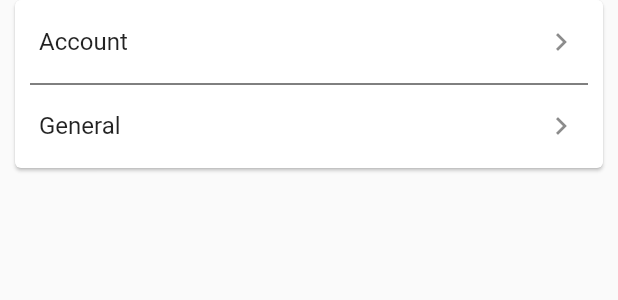
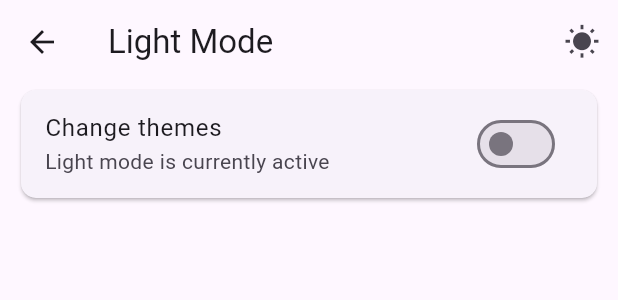
Before and after one commit to Necromunda/HealthCompanion, a Flutter app: the SettingsScreen widget shown alone on an empty page, opened directly, after a tap on "General", on a phone screen of 412 x 824 dp. Shown: the top 300 px of the screen. Run offline on Flutter 3.47's test engine with Material 2 defaults, Android fonts, the phone set to English and light mode, and no system bars; our stand-ins replace cloud_firestore, email_validator, equatable, expandable, firebase_auth, firebase_core and 3 more; missing offline and left inert: dart:ffi; accounts and stored records are empty.

Commit message:
fix unintended behaviour of user constantly signing in when changing themes and updating project root resulting in getting throttled by firebase

```diff
--- a/lib/main.dart
+++ b/lib/main.dart
@@ -1,125 +1,138 @@
-import 'package:cloud_firestore/cloud_firestore.dart';
 import 'package:firebase_auth/firebase_auth.dart';
 import 'package:firebase_core/firebase_core.dart';
-import 'package:health_companion/screens/loading_screen.dart';
 import 'package:health_companion/screens/signin_screen.dart';
-import 'package:health_companion/services/firebase_service.dart';
 import 'package:health_companion/widgets/pagecontainer.dart';
+import 'package:provider/provider.dart';
 import 'firebase_options.dart';
 import 'package:flutter/material.dart';
 
-import 'models/appuser_model.dart';
+import 'model_theme.dart';
 
 void main() async {
   WidgetsFlutterBinding.ensureInitialized();
   await Firebase.initializeApp(
     options: DefaultFirebaseOptions.currentPlatform,
   );
-  runApp(MyApp());
+  runApp(const MyApp());
 }
 
-class MyApp extends StatefulWidget {
-  MyApp({super.key});
-
-  final User? _firebaseUser = FirebaseAuth.instance.currentUser;
-
-  @override
-  State<MyApp> createState() => _MyAppState();
-}
-
-class _MyAppState extends State<MyApp> {
-  late final User? _user;
-
-  @override
-  void initState() {
-    // FirebaseAuth.instance.signOut();
-    // super.initState();
-    _user = widget._firebaseUser;
-    // FirebaseAuth.instance.authStateChanges().listen((User? user) {
-    //   if (user == null) {
-    //     print("Logged out");
-    //     // setState(() {
-    //     // _user == null;
-    //     // });
-    //   } else {
-    //     print('User is signed in!');
-    //   }
-    // });
-    super.initState();
-  }
+class MyApp extends StatelessWidget {
+  const MyApp({Key? key}) : super(key: key);
 
   @override
   Widget build(BuildContext context) {
-    print("user $_user");
+    return ChangeNotifierProvider(
+      create: (_) => ModelTheme(),
+      child: Consumer<ModelTheme>(
+        builder: (context, ModelTheme themeNotifier, child) {
           return MaterialApp(
+            theme: themeNotifier.isDark
+                ? ThemeData(
+                    useMaterial3: true,
+                    brightness: Brightness.dark,
+                    primarySwatch: Colors.deepPurple,
+                    primaryColor: Colors.deepPurple.shade400,
+                  )
+                : ThemeData(
+                    useMaterial3: true,
+                    brightness: Brightness.light,
+                    primarySwatch: Colors.deepPurple,
+                    primaryColor: Colors.deepPurple.shade400,
+                  ),
             debugShowCheckedModeBanner: false,
-      theme: ThemeData(primarySwatch: Colors.deepPurple),
-      // theme: ThemeData.dark(),
-      darkTheme: ThemeData.dark(),
-      // home: _user == null
-      //     ? const SignIn()
-      //     : FutureBuilder(
-      //         future: FirebaseService.createUser(_user!.uid),
-      //         builder: (context, snapshot) {
-      //           if (snapshot.hasData) {
-      //             return PageContainer(user: snapshot.data!);
-      //           }
-      //           return const LoadingScreen(
-      //             message: "Logging in",
-      //           );
-      //         },
-      //       ),
-      // home: StreamBuilder(
-      //   stream: FirebaseAuth.instance.authStateChanges(),
-      //   builder: (context, snapshot) {
-      //     if (snapshot.hasError) {
-      //       print("Snapshot has error");
-      //       return const SignIn();
-      //     }
-      //     if (snapshot.data == null) {
-      //       print("User is logged out");
-      //       return const SignIn();
-      //     } else {
-      //       print('User is logged in!');
-      //       print("SNAPSHOT DATA ${snapshot.data!.uid}");
-      //       return FutureBuilder(
-      //         future: FirebaseService.createUser(snapshot.data!.uid),
-      //         builder: (context, snapshot) {
-      //           if (snapshot.hasData) {
-      //             return PageContainer(user: snapshot.data!);
-      //           }
-      //           return const LoadingScreen(
-      //             message: "Logging in",
-      //           );
-      //         },
-      //       );
-      //     }
-      //   },
-      // ),
             home: StreamBuilder(
               stream: FirebaseAuth.instance.authStateChanges(),
+              // stream: FirebaseAuth.instance.idTokenChanges(),
               builder: (context, snapshot) {
                 if (!snapshot.hasData) {
-            print("Direct log in");
+                  print('User is logged out!');
                   return const SignIn();
                 }
                 print('User is logged in!');
-          // return PageContainer(user: snapshot.data!);
                 return const PageContainer();
-
-          // return FutureBuilder(
-          //   future: FirebaseService.createUser(snapshot.data!.uid),
-          //   builder: (context, snapshot) {
-          //     if (snapshot.hasData) {
-          //       return PageContainer(user: snapshot.data!);
-          //     }
-          //     return const LoadingScreen(
-          //       message: "Logging in",
-          //     );
-          //   },
-          // );
+              },
+            ),
+          );
         },
       ),
     );
   }
 }
+
+// class MyApp extends StatefulWidget {
+//   MyApp({super.key});
+//
+//   final User? _firebaseUser = FirebaseAuth.instance.currentUser;
+//
+//   @override
+//   State<MyApp> createState() => _MyAppState();
+// }
+//
+// class _MyAppState extends State<MyApp> {
+//   late final User? _user;
+//
+//   @override
+//   void initState() {
+//     _user = widget._firebaseUser;
+//     super.initState();
+//   }
+//
+//   // @override
+//   // Widget build(BuildContext context) {
+//   //   print("user $_user");
+//   //   return MaterialApp(
+//   //     debugShowCheckedModeBanner: false,
+//   //     theme: ThemeData(primarySwatch: Colors.deepPurple),
+//   //     darkTheme: ThemeData.dark(),
+//   //     home: StreamBuilder(
+//   //       stream: FirebaseAuth.instance.authStateChanges(),
+//   //       builder: (context, snapshot) {
+//   //         if (!snapshot.hasData) {
+//   //           print("Direct log in");
+//   //           return const SignIn();
+//   //         }
+//   //         print('User is logged in!');
+//   //         return const PageContainer();
+//   //       },
+//   //     ),
+//   //   );
+//   // }
+//
+//   // @override
+//   // Widget build(BuildContext context) {
+//   //   return ChangeNotifierProvider(
+//   //     create: (_) => ModelTheme(),
+//   //     child: Consumer<ModelTheme>(
+//   //       builder: (context, ModelTheme themeNotifier, child) {
+//   //         return MaterialApp(
+//   //           theme: themeNotifier.isDark
+//   //               ? ThemeData(
+//   //             useMaterial3: true,
+//   //             brightness: Brightness.dark,
+//   //             primarySwatch: Colors.deepPurple,
+//   //             primaryColor: Colors.deepPurple.shade400,
+//   //           )
+//   //               : ThemeData(
+//   //             useMaterial3: true,
+//   //             brightness: Brightness.light,
+//   //             primarySwatch: Colors.deepPurple,
+//   //             primaryColor: Colors.deepPurple.shade400,
+//   //           ),
+//   //           debugShowCheckedModeBanner: false,
+//   //           home: StreamBuilder(
+//   //             stream: FirebaseAuth.instance.authStateChanges(),
+//   //             builder: (context, snapshot) {
+//   //               if (!snapshot.hasData) {
+//   //                 print('User is logged out!');
+//   //                 return const SignIn();
+//   //               }
+//   //               print('User is logged in!');
+//   //               return const PageContainer();
+//   //             },
+//   //           ),
+//   //         );
+//   //       },
+//   //     ),
+//   //   );
+//   // }
+// }
--- /dev/null
+++ b/lib/model_theme.dart
@@ -0,0 +1,27 @@
+import 'package:flutter/material.dart';
+import 'theme_preferences.dart';
+
+class ModelTheme extends ChangeNotifier {
+  late bool _isDark;
+  late MyThemePreferences _preferences;
+
+  bool get isDark => _isDark;
+
+  ModelTheme() {
+    _isDark = false;
+    _preferences = MyThemePreferences();
+    getPreferences();
+  }
+
+//Switching the themes
+  set isDark(bool value) {
+    _isDark = value;
+    _preferences.setTheme(value);
+    notifyListeners();
+  }
+
+  getPreferences() async {
+    _isDark = await _preferences.getTheme();
+    notifyListeners();
+  }
+}
--- a/lib/screens/settings_general_screen.dart
+++ b/lib/screens/settings_general_screen.dart
@@ -0,0 +1,59 @@
+import 'package:flutter/material.dart';
+import 'package:health_companion/widgets/theme_switch.dart';
+import 'package:provider/provider.dart';
+
+import '../model_theme.dart';
+
+class SettingsGeneral extends StatefulWidget {
+  const SettingsGeneral({Key? key}) : super(key: key);
+
+  @override
+  State<SettingsGeneral> createState() => _SettingsGeneralState();
+}
+
+class _SettingsGeneralState extends State<SettingsGeneral> {
+  @override
+  Widget build(BuildContext context) {
+    return Consumer<ModelTheme>(
+      builder: (context, ModelTheme themeNotifier, child) {
+        return Scaffold(
+          appBar: AppBar(
+            title: Text(themeNotifier.isDark ? "Dark Mode" : "Light Mode"),
+            actions: [
+              IconButton(
+                icon: Icon(
+                  themeNotifier.isDark
+                      ? Icons.nightlight_round
+                      : Icons.wb_sunny,
+                ),
+                onPressed: () {
+                  themeNotifier.isDark
+                      ? themeNotifier.isDark = false
+                      : themeNotifier.isDark = true;
+                },
+              )
+            ],
+          ),
+          body: Padding(
+            padding: const EdgeInsets.symmetric(horizontal: 10),
+            child: Card(
+              shape: RoundedRectangleBorder(
+                  borderRadius: BorderRadius.circular(10)),
+              child: ListTile(
+                title: const Text("Change themes"),
+                subtitle: Text(
+                    "${themeNotifier.isDark ? "Dark mode" : "Light mode"} is currently active"),
+                // trailing: const Icon(Icons.keyboard_arrow_right),
+                trailing: ThemeSwitch(
+                  themeNotifier: themeNotifier,
+                ),
+                onTap: null,
+              ),
+              // ),
+            ),
+          ),
+        );
+      },
+    );
+  }
+}
--- a/lib/screens/settings_screen.dart
+++ b/lib/screens/settings_screen.dart
@@ -1,4 +1,5 @@
 import 'package:flutter/material.dart';
+import 'package:health_companion/screens/settings_general_screen.dart';
 
 class SettingsScreen extends StatefulWidget {
   const SettingsScreen({Key? key}) : super(key: key);
@@ -32,7 +33,11 @@ class _SettingsScreenState extends State<SettingsScreen> {
                 ListTile(
                   title: const Text("General"),
                   trailing: const Icon(Icons.keyboard_arrow_right),
-                  onTap: () {},
+                  onTap: () => Navigator.of(context).push(
+                    MaterialPageRoute(
+                      builder: (context) => const SettingsGeneral(),
+                    ),
+                  ),
                 ),
                 // const Divider(
                 //   indent: 10,
--- a/lib/screens/signin_screen.dart
+++ b/lib/screens/signin_screen.dart
@@ -119,7 +119,8 @@ class _SignInState extends State<SignIn> {
             }
             if (snapshot.hasData) {
               print("VALUE : ${snapshot.data}");
-              return const PageContainer();
+              // return const PageContainer();
+              Future(() => Navigator.of(context).popUntil(ModalRoute.withName('/')));
             }
             return const LoadingScreen(message: "Logging in");
           },
--- /dev/null
+++ b/lib/theme_preferences.dart
@@ -0,0 +1,15 @@
+import 'package:shared_preferences/shared_preferences.dart';
+
+class MyThemePreferences {
+  static const themeKey = "theme_key";
+
+  setTheme(bool value) async {
+    SharedPreferences sharedPreferences = await SharedPreferences.getInstance();
+    sharedPreferences.setBool(themeKey, value);
+  }
+
+  getTheme() async {
+    SharedPreferences sharedPreferences = await SharedPreferences.getInstance();
+    return sharedPreferences.getBool(themeKey) ?? false;
+  }
+}
--- a/lib/widgets/signup_password.dart
+++ b/lib/widgets/signup_password.dart
@@ -55,6 +55,7 @@ class _SignUpPasswordState extends State<SignUpPassword>
   late final Function _getWeightCallback = widget.getWeightCallback;
   late final Function _getEmailCallback = widget.getEmailCallback;
   late final Function _getPasswordCallback = widget.getPasswordCallback;
+
   // late final Function _getAgeCallback = widget.getAgeCallback;
 
   @override
@@ -193,6 +194,9 @@ class _SignUpPasswordState extends State<SignUpPassword>
         onChanged: (value) {
           setState(() {
             _isPasswordValid = _passwordRegExp.hasMatch(value);
+            if (_isPasswordValid) {
+              _inputCallback(value);
+            }
           });
         },
         decoration: InputDecoration(
--- /dev/null
+++ b/lib/widgets/theme_switch.dart
@@ -0,0 +1,27 @@
+import 'package:flutter/material.dart';
+
+import '../model_theme.dart';
+
+class ThemeSwitch extends StatefulWidget {
+  final ModelTheme themeNotifier;
+
+  const ThemeSwitch({Key? key, required this.themeNotifier}) : super(key: key);
+
+  @override
+  State<ThemeSwitch> createState() => _ThemeSwitchState();
+}
+
+class _ThemeSwitchState extends State<ThemeSwitch> {
+  late final ModelTheme _themeNotifier = widget.themeNotifier;
+
+  @override
+  Widget build(BuildContext context) {
+    return Switch(
+      value: _themeNotifier.isDark,
+      // activeColor: Colors.white,
+      onChanged: (bool value) {
+        _themeNotifier.isDark = value;
+      },
+    );
+  }
+}
--- a/pubspec.yaml
+++ b/pubspec.yaml
@@ -45,6 +45,8 @@ dependencies:
   expandable: ^5.0.1
   equatable: ^2.0.5
   uuid: ^3.0.7
+  provider: ^6.0.5
+  shared_preferences: ^2.2.0
 
 dev_dependencies:
   flutter_test:
```
Also changed, not shown: lib/screens/settings_account_screen.dart (+15 -0 lines), pubspec.lock, 1 other file. Lines whose indentation alone changed are shown as unchanged.
